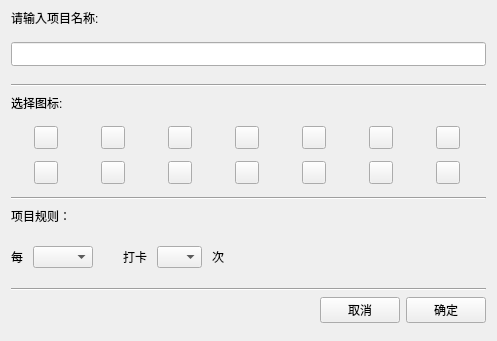
The window that App/windows/newhabitform.ui (kevinWu7/LifeNote) describes before a commit, drawn with Qt 5.
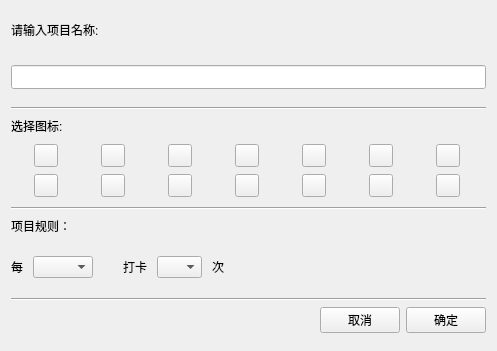
The same window after the commit.

Commit message: fix-bug:can't fast move form

The edit to the form file:
```diff
--- a/App/windows/newhabitform.ui
+++ b/App/windows/newhabitform.ui
@@ -7,7 +7,7 @@
     <x>0</x>
     <y>0</y>
     <width>497</width>
-    <height>341</height>
+    <height>351</height>
    </rect>
   </property>
   <property name="windowTitle">
@@ -25,10 +25,16 @@
      <property name="enabled">
       <bool>true</bool>
      </property>
+     <property name="minimumSize">
+      <size>
+       <width>0</width>
+       <height>36</height>
+      </size>
+     </property>
      <property name="maximumSize">
       <size>
        <width>16777215</width>
-       <height>36</height>
+       <height>16777215</height>
       </size>
      </property>
      <property name="styleSheet">
```
The commit also changes 5 other files.
